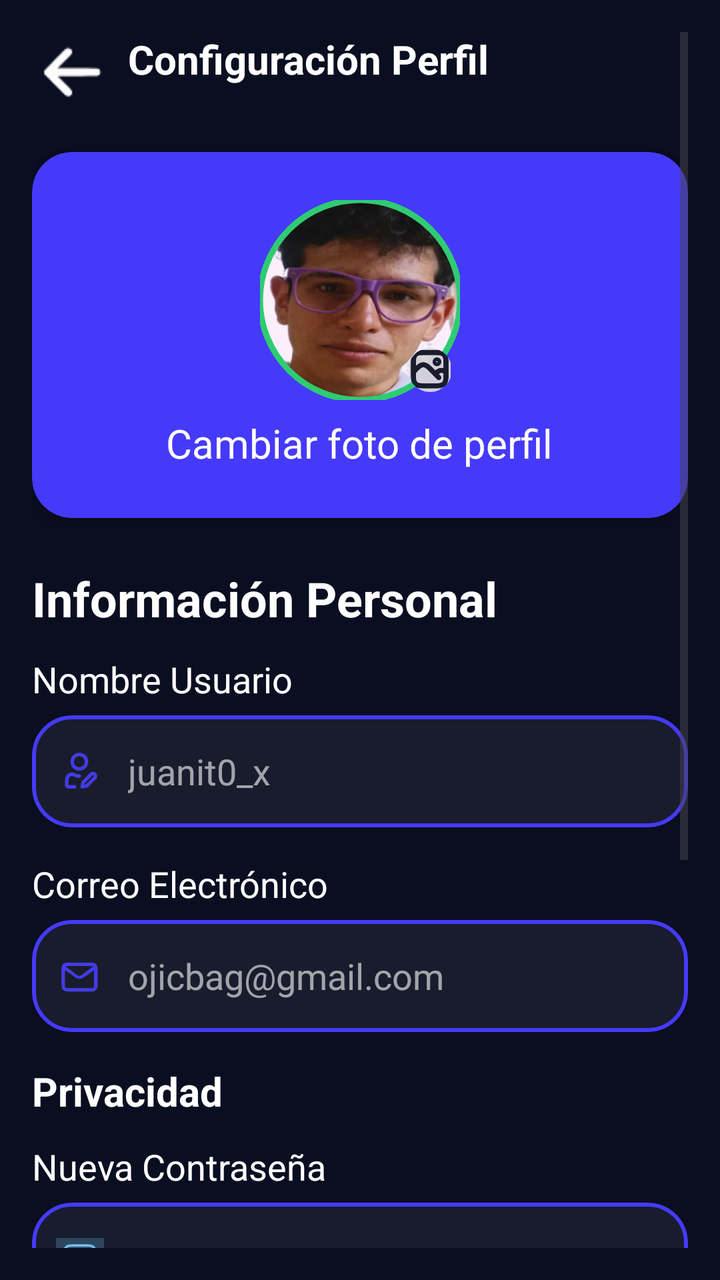
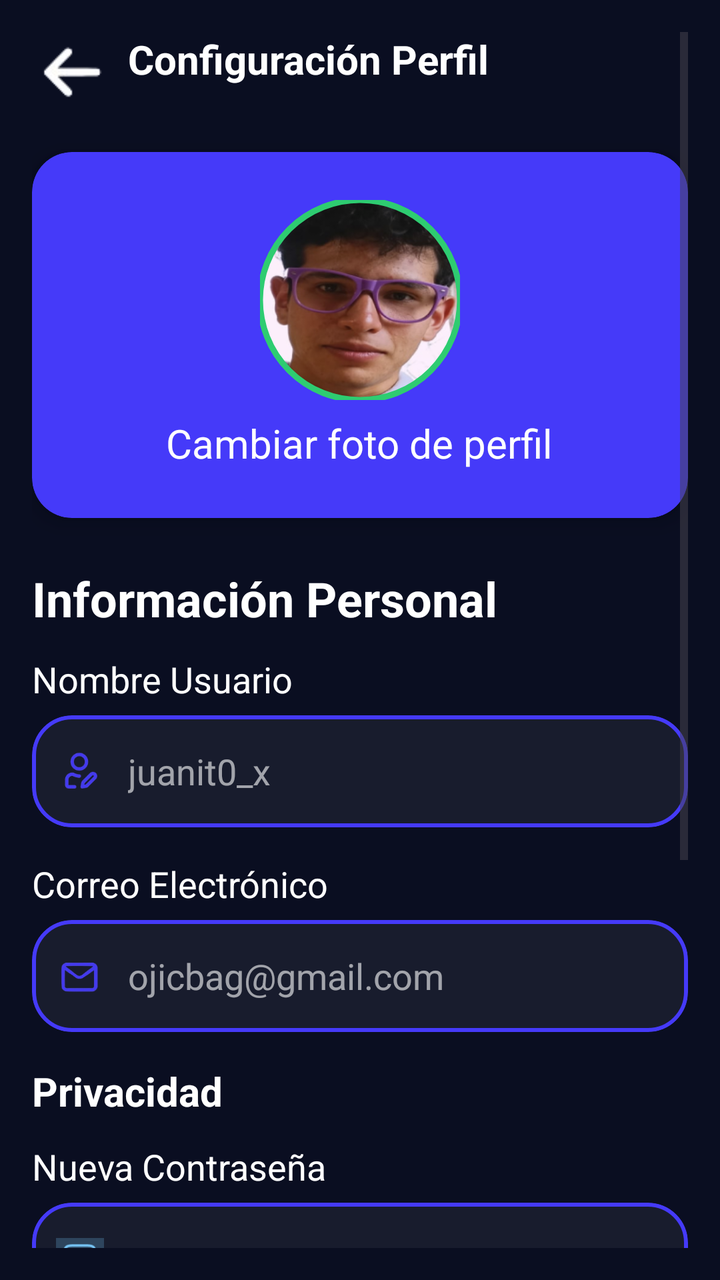

Screens rendered from an Android XML layout before and after an edit, with the pre-edit source and the edit as a unified diff.
<!-- AndroidManifest.xml: application theme Theme.Consty_Group -->
<!-- res/layout/fragment_cuenta.xml -->
<?xml version="1.0" encoding="utf-8"?>
<ScrollView xmlns:android="http://schemas.android.com/apk/res/android"
    xmlns:app="http://schemas.android.com/apk/res-auto"
    xmlns:tools="http://schemas.android.com/tools"
    android:layout_width="match_parent"
    android:layout_height="match_parent"
    android:background="@color/backgroundColo"
    android:padding="16dp"
    tools:context=".main.perfil.CuentaFragment">

    <LinearLayout
        android:layout_width="match_parent"
        android:layout_height="wrap_content"
        android:orientation="vertical">

        
        <LinearLayout
            android:layout_width="match_parent"
            android:layout_height="wrap_content"
            android:orientation="horizontal"
            android:gravity="center_vertical"
            android:layout_marginBottom="20dp">

            <ImageView
                android:id="@+id/btnVolver"
                android:layout_width="40dp"
                android:layout_height="40dp"
                android:src="@drawable/iconovolver"
                android:background="?attr/selectableItemBackgroundBorderless"
                 />

            <TextView
                android:layout_width="0dp"
                android:layout_height="wrap_content"
                android:layout_weight="1"
                android:text="@string/configuraci_n_perfil"
                android:textColor="@color/white"
                android:textSize="20sp"
                android:textStyle="bold"
                android:layout_gravity="center_horizontal"
                android:layout_marginStart="8dp" />
        </LinearLayout>

        
        <androidx.cardview.widget.CardView
            android:layout_width="match_parent"
            android:layout_height="wrap_content"
            android:layout_marginBottom="24dp"
            app:cardBackgroundColor="@color/CardPerfil"
            app:cardCornerRadius="20dp"
            app:cardElevation="6dp">

            <LinearLayout
                android:layout_width="match_parent"
                android:layout_height="wrap_content"
                android:orientation="vertical"
                android:gravity="center"
                android:padding="24dp">

                <FrameLayout
                    android:layout_width="100dp"
                    android:layout_height="100dp"
                    android:layout_marginBottom="8dp">

                    <com.google.android.material.imageview.ShapeableImageView
                        android:layout_width="100dp"
                        android:layout_height="100dp"
                        android:src="@drawable/usuariopic"
                        android:scaleType="centerCrop"
                        app:shapeAppearanceOverlay="@style/CircleImage"
                        app:strokeColor="@color/BorderImageUsuario"
                        app:strokeWidth="3dp" />

                    <com.google.android.material.imageview.ShapeableImageView
                        android:id="@+id/btnCambiarFoto"
                        android:layout_width="30dp"
                        android:layout_height="30dp"
                        android:layout_gravity="bottom|end"
                        android:src="@drawable/iconogaleria"
                        app:shapeAppearanceOverlay="@style/CircleImage"
                        android:padding="4dp"
                        android:clickable="true"
                        android:focusable="true" />
                </FrameLayout>

                <TextView
                    android:layout_width="wrap_content"
                    android:layout_height="wrap_content"
                    android:text="@string/cambiar_foto_de_perfil"
                    android:textColor="@color/white"
                    android:textSize="20sp" />
            </LinearLayout>
        </androidx.cardview.widget.CardView>

        
        <TextView
            android:layout_width="wrap_content"
            android:layout_height="wrap_content"
            android:text="@string/informaci_n_personal"
            android:textColor="@color/white"
            android:textSize="24sp"
            android:textStyle="bold"
            android:layout_marginBottom="12dp" />

        
        <TextView
            android:layout_width="wrap_content"
            android:layout_height="wrap_content"
            android:text="@string/nombre_usuario"
            android:textColor="@color/white"
            android:textSize="18sp"
            android:layout_marginBottom="6dp" />

        <com.google.android.material.card.MaterialCardView
            android:layout_width="match_parent"
            android:layout_height="wrap_content"
            android:layout_marginBottom="16dp"
            app:cardBackgroundColor="@color/ColorCardsPerfil"
            app:cardCornerRadius="20dp"
            app:cardElevation="0dp"
            app:strokeWidth="2dp"
            app:strokeColor="@color/CardPerfil">

            <LinearLayout
                android:layout_width="match_parent"
                android:layout_height="56dp"
                android:orientation="horizontal"
                android:gravity="center_vertical"
                android:paddingHorizontal="12dp">

                <ImageView
                    android:layout_width="24dp"
                    android:layout_height="24dp"
                    android:src="@drawable/inputusuario" />

                <com.google.android.material.textfield.TextInputEditText
                    android:layout_width="match_parent"
                    android:layout_height="wrap_content"
                    android:hint="@string/juanit0x"
                    android:textColor="@color/white"
                    android:textColorHint="@color/HintInputs"
                    android:background="@android:color/transparent"
                    android:paddingStart="12dp" />
            </LinearLayout>
        </com.google.android.material.card.MaterialCardView>

        
        <TextView
            android:layout_width="wrap_content"
            android:layout_height="wrap_content"
            android:text="@string/correo_electr_nico"
            android:textColor="@color/white"
            android:textSize="18sp"
            android:layout_marginBottom="6dp" />

        <com.google.android.material.card.MaterialCardView
            android:layout_width="match_parent"
            android:layout_height="wrap_content"
            android:layout_marginBottom="16dp"
            app:cardBackgroundColor="@color/ColorCardsPerfil"
            app:cardCornerRadius="20dp"
            app:cardElevation="0dp"
            app:strokeWidth="2dp"
            app:strokeColor="@color/CardPerfil">

            <LinearLayout
                android:layout_width="match_parent"
                android:layout_height="56dp"
                android:orientation="horizontal"
                android:gravity="center_vertical"
                android:paddingHorizontal="12dp">

                <ImageView
                    android:layout_width="24dp"
                    android:layout_height="24dp"
                    android:src="@drawable/inputcorreo" />

                <com.google.android.material.textfield.TextInputEditText
                    android:layout_width="match_parent"
                    android:layout_height="wrap_content"
                    android:hint="@string/ojicbag_gmail_com"
                    android:textColor="@color/white"
                    android:textColorHint="@color/HintInputs"
                    android:background="@android:color/transparent"
                    android:paddingStart="12dp" />
            </LinearLayout>
        </com.google.android.material.card.MaterialCardView>

        
        <TextView
            android:layout_width="wrap_content"
            android:layout_height="wrap_content"
            android:text="@string/privacidad"
            android:textColor="@color/white"
            android:textSize="20sp"
            android:textStyle="bold"
            android:layout_marginBottom="12dp" />

        
        <TextView
            android:layout_width="wrap_content"
            android:layout_height="wrap_content"
            android:text="@string/nueva_contrase_a"
            android:textColor="@color/white"
            android:textSize="18sp"
            android:layout_marginBottom="6dp" />

        <com.google.android.material.card.MaterialCardView
            android:layout_width="match_parent"
            android:layout_height="wrap_content"
            android:layout_marginBottom="16dp"
            app:cardBackgroundColor="@color/ColorCardsPerfil"
            app:cardCornerRadius="20dp"
            app:cardElevation="0dp"
            app:strokeWidth="2dp"
            app:strokeColor="@color/CardPerfil">

            <LinearLayout
                android:layout_width="match_parent"
                android:layout_height="56dp"
                android:orientation="horizontal"
                android:gravity="center_vertical"
                android:paddingHorizontal="12dp">

                <ImageView
                    android:layout_width="24dp"
                    android:layout_height="24dp"
                    android:src="@drawable/iconopassword" />

                <com.google.android.material.textfield.TextInputEditText
                    android:layout_width="match_parent"
                    android:layout_height="wrap_content"
                    android:textColor="@color/white"
                    android:background="@android:color/transparent"
                    android:inputType="textPassword"
                    android:paddingStart="12dp" />
            </LinearLayout>
        </com.google.android.material.card.MaterialCardView>

        
        <TextView
            android:layout_width="wrap_content"
            android:layout_height="wrap_content"
            android:text="@string/confirmar_contrase_a"
            android:textColor="@color/white"
            android:textSize="18sp"
            android:layout_marginBottom="6dp" />

        <com.google.android.material.card.MaterialCardView
            android:layout_width="match_parent"
            android:layout_height="wrap_content"
            android:layout_marginBottom="32dp"
            app:cardBackgroundColor="@color/ColorCardsPerfil"
            app:cardCornerRadius="20dp"
            app:cardElevation="0dp"
            app:strokeWidth="2dp"
            app:strokeColor="@color/CardPerfil">

            <LinearLayout
                android:layout_width="match_parent"
                android:layout_height="56dp"
                android:orientation="horizontal"
                android:gravity="center_vertical"
                android:paddingHorizontal="12dp">

                <ImageView
                    android:layout_width="24dp"
                    android:layout_height="24dp"
                    android:src="@drawable/iconopassword" />

                <com.google.android.material.textfield.TextInputEditText
                    android:layout_width="match_parent"
                    android:layout_height="wrap_content"
                    android:textColor="@color/white"
                    android:background="@android:color/transparent"
                    android:inputType="textPassword"
                    android:paddingStart="12dp" />
            </LinearLayout>
        </com.google.android.material.card.MaterialCardView>

        
        <com.google.android.material.button.MaterialButton
            android:id="@+id/btnGuardarCambios"
            android:layout_width="match_parent"
            android:layout_height="56dp"
            android:layout_marginBottom="12dp"
            android:text="@string/guardar_cambios"
            android:textColor="@color/white"
            android:textSize="16sp"
            android:textStyle="bold"
            app:backgroundTint="@color/CardPerfil"
            app:cornerRadius="28dp" />

        
        <com.google.android.material.button.MaterialButton
            android:id="@+id/btnCerrarSesion"
            android:layout_width="match_parent"
            android:layout_height="56dp"
            android:layout_marginBottom="24dp"
            android:text="@string/cerrar_sesi_n"
            android:textColor="@color/white"
            android:textSize="16sp"
            android:textStyle="bold"
            app:backgroundTint="@color/BotonCerrarSesion"
            app:cornerRadius="28dp"
            app:strokeColor="@color/BorderSegundoLogro"
            app:strokeWidth="2dp" />

    </LinearLayout>
</ScrollView>
<!-- resources referenced by this layout -->
<resources>
  <color name="BorderImageUsuario">#2ECC71</color>
  <color name="BorderSegundoLogro">#FF4D50</color>
  <color name="BotonCerrarSesion">#900B09</color>
  <color name="CardPerfil">#453AF9</color>
  <color name="ColorCardsPerfil">#181C2D</color>
  <color name="HintInputs">#99FFFFFF</color>
  <color name="backgroundColo">#0A0E21</color>
  <color name="white">#FFFFFFFF</color>
  <!-- drawable iconogaleria: png bitmap (drawable, 5696 bytes) -->
  <!-- drawable iconopassword: png bitmap (drawable, 1672 bytes) -->
  <!-- drawable iconovolver: png bitmap (drawable, 3277 bytes) -->
  <!-- drawable inputcorreo: png bitmap (drawable, 9479 bytes) -->
  <!-- drawable inputusuario: png bitmap (drawable, 10785 bytes) -->
  <!-- drawable usuariopic: png bitmap (drawable, 86278 bytes) -->
  <string name="cambiar_foto_de_perfil">Cambiar foto de perfil</string>
  <string name="cerrar_sesi_n">Cerrar Sesión</string>
  <string name="configuraci_n_perfil">Configuración Perfil</string>
  <string name="confirmar_contrase_a">Confirmar Contraseña</string>
  <string name="correo_electr_nico">Correo Electrónico</string>
  <string name="guardar_cambios">Guardar Cambios</string>
  <string name="informaci_n_personal">Información Personal</string>
  <string name="juanit0x">juanit0_x</string>
  <string name="nombre_usuario">Nombre Usuario</string>
  <string name="nueva_contrase_a">Nueva Contraseña</string>
  <string name="ojicbag_gmail_com">ojicbag@gmail.com</string>
  <string name="privacidad">Privacidad</string>
  <style name="CircleImage">
  
          <item name="cornerFamily">rounded</item>
          <item name="cornerSize">50%</item>
      </style>
  <style name="Theme.Consty_Group" parent="Base.Theme.Consty_Group" />
  <style name="Base.Theme.Consty_Group" parent="Theme.Material3.DayNight.NoActionBar">
          <item name="android:statusBarColor">@color/backgroundColo</item>
  
      </style>
</resources>

<!-- the commit's change to res/layout/fragment_cuenta.xml (unified diff, before → after) -->
@@ -57,31 +57,18 @@
                 android:gravity="center"
                 android:padding="24dp">
 
-                <FrameLayout
+                <com.google.android.material.imageview.ShapeableImageView
+                    android:id="@+id/ivFotoPerfilCuenta"
                     android:layout_width="100dp"
                     android:layout_height="100dp"
-                    android:layout_marginBottom="8dp">
-
-                    <com.google.android.material.imageview.ShapeableImageView
-                        android:layout_width="100dp"
-                        android:layout_height="100dp"
-                        android:src="@drawable/usuariopic"
-                        android:scaleType="centerCrop"
-                        app:shapeAppearanceOverlay="@style/CircleImage"
-                        app:strokeColor="@color/BorderImageUsuario"
-                        app:strokeWidth="3dp" />
-
-                    <com.google.android.material.imageview.ShapeableImageView
-                        android:id="@+id/btnCambiarFoto"
-                        android:layout_width="30dp"
-                        android:layout_height="30dp"
-                        android:layout_gravity="bottom|end"
-                        android:src="@drawable/iconogaleria"
-                        app:shapeAppearanceOverlay="@style/CircleImage"
-                        android:padding="4dp"
-                        android:clickable="true"
-                        android:focusable="true" />
-                </FrameLayout>
+                    android:layout_marginBottom="8dp"
+                    android:src="@drawable/usuariopic"
+                    android:scaleType="centerCrop"
+                    android:clickable="true"
+                    android:focusable="true"
+                    app:shapeAppearanceOverlay="@style/CircleImage"
+                    app:strokeColor="@color/BorderImageUsuario"
+                    app:strokeWidth="3dp" />
 
                 <TextView
                     android:layout_width="wrap_content"
@@ -134,6 +121,7 @@
                     android:src="@drawable/inputusuario" />
 
                 <com.google.android.material.textfield.TextInputEditText
+                    android:id="@+id/etNombreCuenta"
                     android:layout_width="match_parent"
                     android:layout_height="wrap_content"
                     android:hint="@string/juanit0x"
@@ -176,6 +164,7 @@
                     android:src="@drawable/inputcorreo" />
 
                 <com.google.android.material.textfield.TextInputEditText
+                    android:id="@+id/etCorreoCuenta"
                     android:layout_width="match_parent"
                     android:layout_height="wrap_content"
                     android:hint="@string/ojicbag_gmail_com"
@@ -228,6 +217,7 @@
                     android:src="@drawable/iconopassword" />
 
                 <com.google.android.material.textfield.TextInputEditText
+                    android:id="@+id/etNuevaContrasena"
                     android:layout_width="match_parent"
                     android:layout_height="wrap_content"
                     android:textColor="@color/white"
@@ -269,6 +259,7 @@
                     android:src="@drawable/iconopassword" />
 
                 <com.google.android.material.textfield.TextInputEditText
+                    android:id="@+id/etConfirmarContrasena"
                     android:layout_width="match_parent"
                     android:layout_height="wrap_content"
                     android:textColor="@color/white"
<!-- resource entries referenced after the edit -->
@@ -8,7 +8,6 @@
   <color name="HintInputs">#99FFFFFF</color>
   <color name="backgroundColo">#0A0E21</color>
   <color name="white">#FFFFFFFF</color>
-  <!-- drawable iconogaleria: png bitmap (drawable, 5696 bytes) -->
   <!-- drawable iconopassword: png bitmap (drawable, 1672 bytes) -->
   <!-- drawable iconovolver: png bitmap (drawable, 3277 bytes) -->
   <!-- drawable inputcorreo: png bitmap (drawable, 9479 bytes) -->
